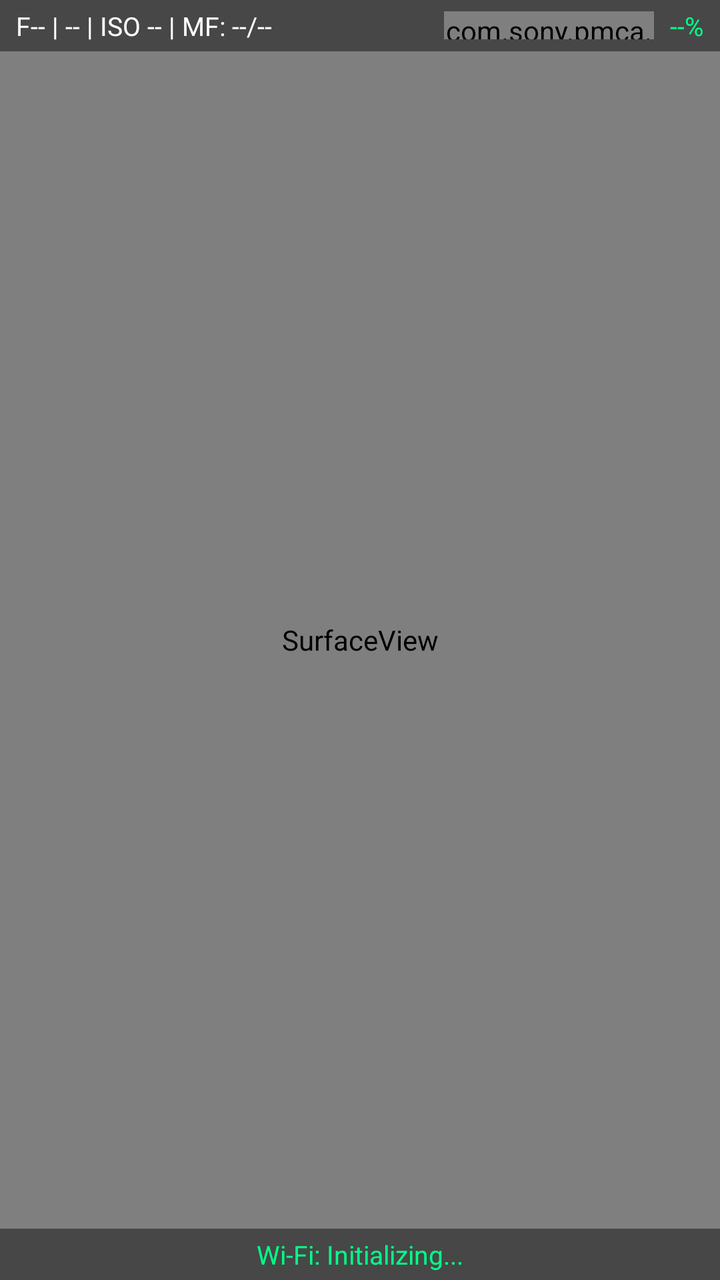
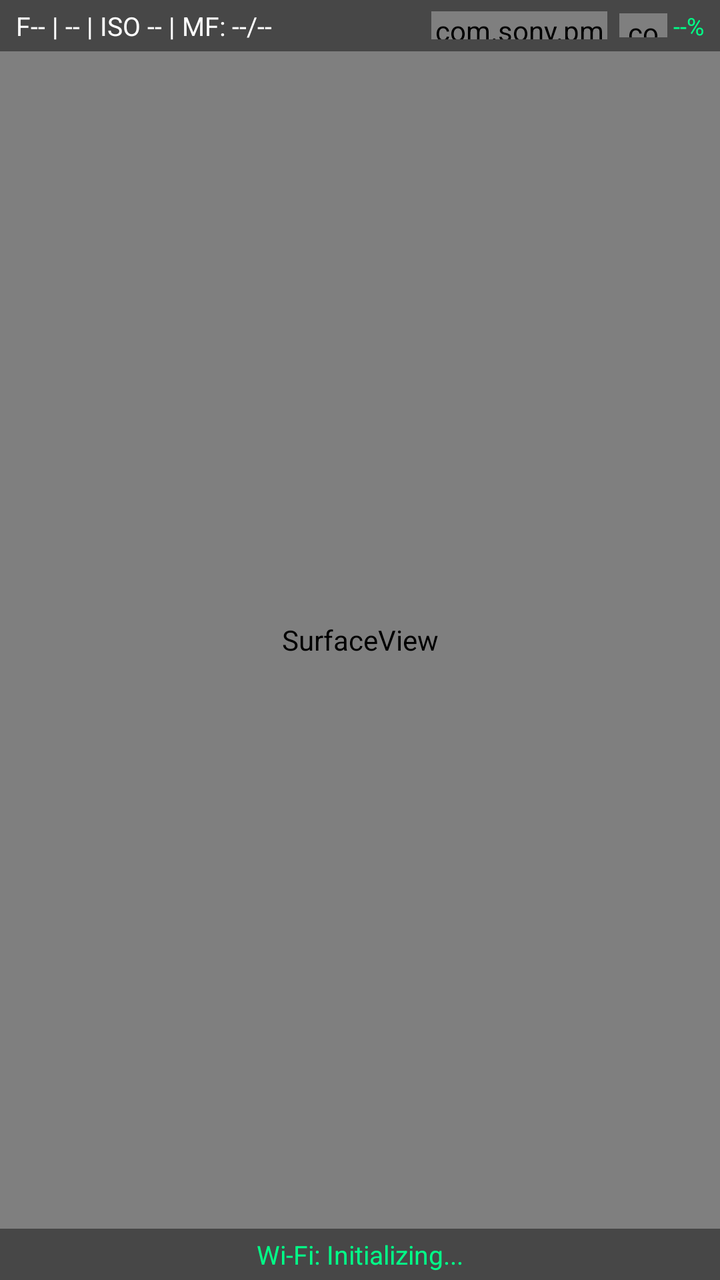

An Android layout rendered at two revisions. The XML below is the earlier revision; the diff shows what the commit changed to produce the second picture.
<!-- AndroidManifest.xml: activity theme android:Theme.Black.NoTitleBar.Fullscreen -->
<!-- res/layout/activity_macro_server.xml -->
<?xml version="1.0" encoding="utf-8"?>
<RelativeLayout xmlns:android="http://schemas.android.com/apk/res/android"
    android:layout_width="match_parent"
    android:layout_height="match_parent">

    <SurfaceView
        android:id="@+id/surfaceView"
        android:layout_width="match_parent"
        android:layout_height="match_parent" />

    <LinearLayout
        android:id="@+id/topBar"
        android:layout_width="match_parent"
        android:layout_height="wrap_content"
        android:layout_alignParentTop="true"
        android:background="#70000000"
        android:gravity="center_vertical"
        android:orientation="horizontal"
        android:paddingLeft="8dp"
        android:paddingTop="4dp"
        android:paddingRight="8dp"
        android:paddingBottom="4dp">

        <TextView
            android:id="@+id/tvCameraStatus"
            android:layout_width="0dp"
            android:layout_height="wrap_content"
            android:layout_weight="1"
            android:singleLine="true"
            android:text="F-- | -- | ISO -- | MF: --/--"
            android:textColor="#FFFFFF"
            android:textSize="13sp" />

        <com.sony.pmca.webcontrol.FocusScaleView
            android:id="@+id/vFocusScale"
            android:layout_width="105dp"
            android:layout_height="14dp"
            android:layout_marginLeft="6dp" />

        <TextView
            android:id="@+id/tvBattery"
            android:layout_width="wrap_content"
            android:layout_height="wrap_content"
            android:layout_marginLeft="8dp"
            android:singleLine="true"
            android:text="--%"
            android:textColor="#00FF88"
            android:textSize="13sp" />
    </LinearLayout>

    <TextView
        android:id="@+id/tvWifiStatus"
        android:layout_width="match_parent"
        android:layout_height="wrap_content"
        android:layout_alignParentBottom="true"
        android:background="#70000000"
        android:gravity="center"
        android:paddingLeft="8dp"
        android:paddingTop="4dp"
        android:paddingRight="8dp"
        android:paddingBottom="4dp"
        android:singleLine="true"
        android:text="Wi-Fi: Initializing..."
        android:textColor="#00FF88"
        android:textSize="13sp" />

</RelativeLayout>
<!-- resources referenced by this layout -->
<resources>

</resources>

<!-- the commit's change to res/layout/activity_macro_server.xml (unified diff, before → after) -->
@@ -33,19 +33,25 @@
 
         <com.sony.pmca.webcontrol.FocusScaleView
             android:id="@+id/vFocusScale"
-            android:layout_width="105dp"
+            android:layout_width="88dp"
             android:layout_height="14dp"
+            android:layout_marginLeft="6dp" />
+
+        <com.sony.pmca.webcontrol.BatteryView
+            android:id="@+id/vBattery"
+            android:layout_width="24dp"
+            android:layout_height="12dp"
             android:layout_marginLeft="6dp" />
 
         <TextView
             android:id="@+id/tvBattery"
             android:layout_width="wrap_content"
             android:layout_height="wrap_content"
-            android:layout_marginLeft="8dp"
+            android:layout_marginLeft="3dp"
             android:singleLine="true"
             android:text="--%"
             android:textColor="#00FF88"
-            android:textSize="13sp" />
+            android:textSize="12sp" />
     </LinearLayout>
 
     <TextView
